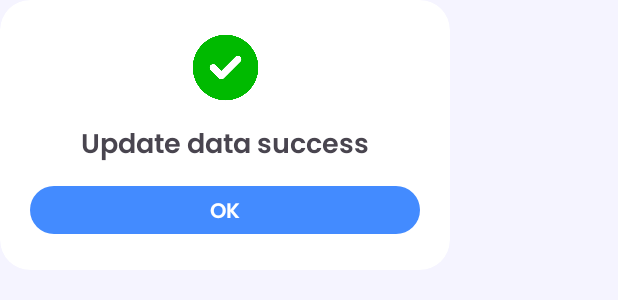
After one commit to DermaSeer/DermaSeer-app, an Android app: the layout state_dialog.xml on its own in the app's theme, with its tools: preview values and no code run, on a phone screen of 412 x 824 dp. The commit adds this screen. Shown: the top 300 px of the screen. Run offline under Robolectric (Android 15) with nearby library versions, the phone set to English and light mode, and no system bars.

Commit message:
Create dialog for result state

```diff
--- /dev/null
+++ b/app/src/main/res/layout/state_dialog.xml
@@ -0,0 +1,55 @@
+<?xml version="1.0" encoding="utf-8"?>
+<androidx.cardview.widget.CardView xmlns:android="http://schemas.android.com/apk/res/android"
+    xmlns:tools="http://schemas.android.com/tools"
+    android:layout_width="300dp"
+    android:layout_height="180dp"
+    xmlns:app="http://schemas.android.com/apk/res-auto"
+    app:cardElevation="0dp"
+    app:cardBackgroundColor="@color/white"
+    app:cardCornerRadius="20dp">
+
+    <androidx.constraintlayout.widget.ConstraintLayout
+        android:layout_width="300dp"
+        android:layout_height="180dp">
+
+        <ImageView
+            android:id="@+id/iv_state"
+            android:layout_width="50dp"
+            android:layout_height="50dp"
+            app:layout_constraintStart_toStartOf="parent"
+            app:layout_constraintTop_toTopOf="parent"
+            app:layout_constraintEnd_toEndOf="parent"
+            android:layout_marginTop="20dp"
+            android:src="@drawable/check"
+            tools:ignore="ContentDescription" />
+
+        <TextView
+            android:id="@+id/dialog_title"
+            android:layout_width="wrap_content"
+            android:layout_height="wrap_content"
+            tools:text="Update data success"
+            app:layout_constraintStart_toStartOf="parent"
+            app:layout_constraintEnd_toEndOf="parent"
+            app:layout_constraintTop_toBottomOf="@id/iv_state"
+            android:fontFamily="@font/poppins_semibold"
+            android:textSize="18sp"
+            android:maxLines="2"
+            android:paddingHorizontal="20dp"
+            android:layout_marginTop="12dp" />
+
+        <com.google.android.material.button.MaterialButton
+            android:id="@+id/btn_dismiss"
+            android:layout_width="match_parent"
+            android:layout_height="40dp"
+            app:backgroundTint="@color/primary_blue"
+            android:text="@string/ok"
+            android:textColor="@color/white"
+            android:fontFamily="@font/poppins_semibold"
+            app:layout_constraintStart_toStartOf="parent"
+            app:layout_constraintBottom_toBottomOf="parent"
+            android:layout_marginHorizontal="20dp"
+            android:layout_marginBottom="20dp" />
+
+    </androidx.constraintlayout.widget.ConstraintLayout>
+
+</androidx.cardview.widget.CardView>
--- a/app/src/main/res/values/strings.xml
+++ b/app/src/main/res/values/strings.xml
@@ -93,4 +93,5 @@
     <string name="recommendation_result">Recommendation Result</string>
     <string name="product_recommendations">Product Recommendations : </string>
     <string name="our_recommendations">Our Recommendations</string>
+    <string name="ok">OK</string>
 </resources>
```
Also changed, not shown: app/src/main/java/com/dermaseer/dermaseer/ui/complete_profile/CompleteProfileFragment.kt (+29 -1 lines), app/src/main/java/com/dermaseer/dermaseer/ui/edit_profile/EditProfileFragment.kt (+29 -1 lines), app/src/main/java/com/dermaseer/dermaseer/ui/profile/ProfileFragment.kt (+34 -7 lines), app/src/main/java/com/dermaseer/dermaseer/ui/signin/SigninFragment.kt (+30 -3 lines), app/src/main/res/drawable/check.png (added), app/src/main/res/drawable/remove.png (added).
